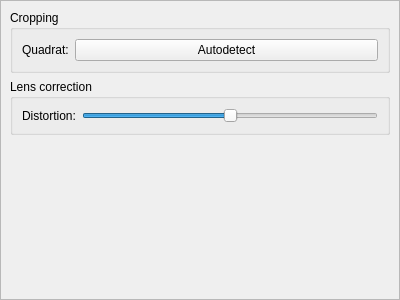
Above: src/preprocessor/gui/editor_dock.ui from CAMBioMed/preprocessor before the change. Below: the same form after it.
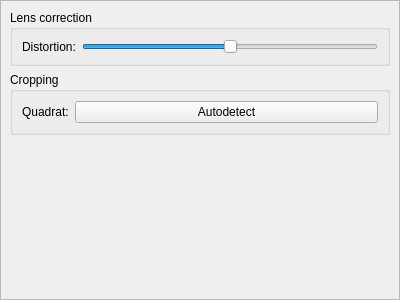
That is the form after the change.

Commit message: Improve usability of distortion slider

Patch:
```diff
--- a/src/preprocessor/gui/editor_dock.ui
+++ b/src/preprocessor/gui/editor_dock.ui
@@ -61,32 +61,6 @@
           </property>
          </spacer>
         </item>
-        <item row="1" column="0">
-         <widget class="QGroupBox" name="grpCropping">
-          <property name="title">
-           <string>Cropping</string>
-          </property>
-          <layout class="QFormLayout" name="formLayout">
-           <property name="fieldGrowthPolicy">
-            <enum>QFormLayout::FieldGrowthPolicy::AllNonFixedFieldsGrow</enum>
-           </property>
-           <item row="0" column="0">
-            <widget class="QLabel" name="lblCropping_QuadratAutodetect">
-             <property name="text">
-              <string>Quadrat:</string>
-             </property>
-            </widget>
-           </item>
-           <item row="0" column="1">
-            <widget class="QPushButton" name="btnCropping_QuadratAutodetect">
-             <property name="text">
-              <string>Autodetect</string>
-             </property>
-            </widget>
-           </item>
-          </layout>
-         </widget>
-        </item>
         <item row="2" column="0">
          <widget class="QGroupBox" name="grpLensCorrection">
           <property name="sizePolicy">
@@ -112,10 +86,10 @@
            <item row="0" column="1">
             <widget class="QSlider" name="sldLensCorrection_Distortion">
              <property name="minimum">
-              <number>-50</number>
+              <number>-100</number>
              </property>
              <property name="maximum">
-              <number>50</number>
+              <number>100</number>
              </property>
              <property name="orientation">
               <enum>Qt::Orientation::Horizontal</enum>
@@ -125,6 +99,32 @@
           </layout>
          </widget>
         </item>
+        <item row="3" column="0">
+         <widget class="QGroupBox" name="grpCropping">
+          <property name="title">
+           <string>Cropping</string>
+          </property>
+          <layout class="QFormLayout" name="formLayout">
+           <property name="fieldGrowthPolicy">
+            <enum>QFormLayout::FieldGrowthPolicy::AllNonFixedFieldsGrow</enum>
+           </property>
+           <item row="0" column="0">
+            <widget class="QLabel" name="lblCropping_QuadratAutodetect">
+             <property name="text">
+              <string>Quadrat:</string>
+             </property>
+            </widget>
+           </item>
+           <item row="0" column="1">
+            <widget class="QPushButton" name="btnCropping_QuadratAutodetect">
+             <property name="text">
+              <string>Autodetect</string>
+             </property>
+            </widget>
+           </item>
+          </layout>
+         </widget>
+        </item>
        </layout>
       </widget>
      </widget>
```
The commit also changes 3 other files.
